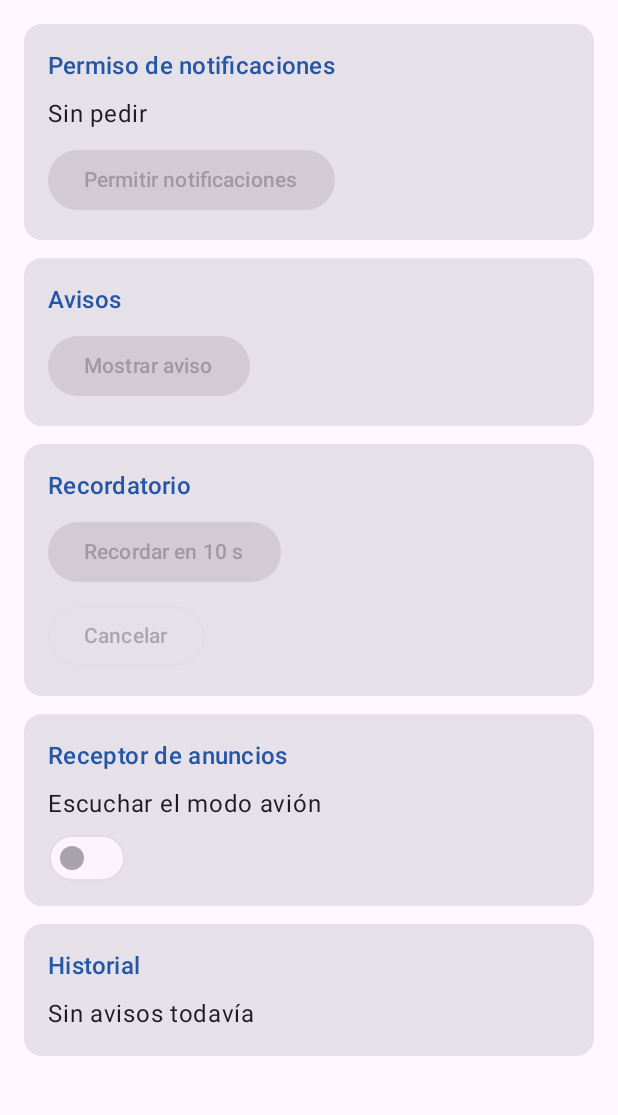
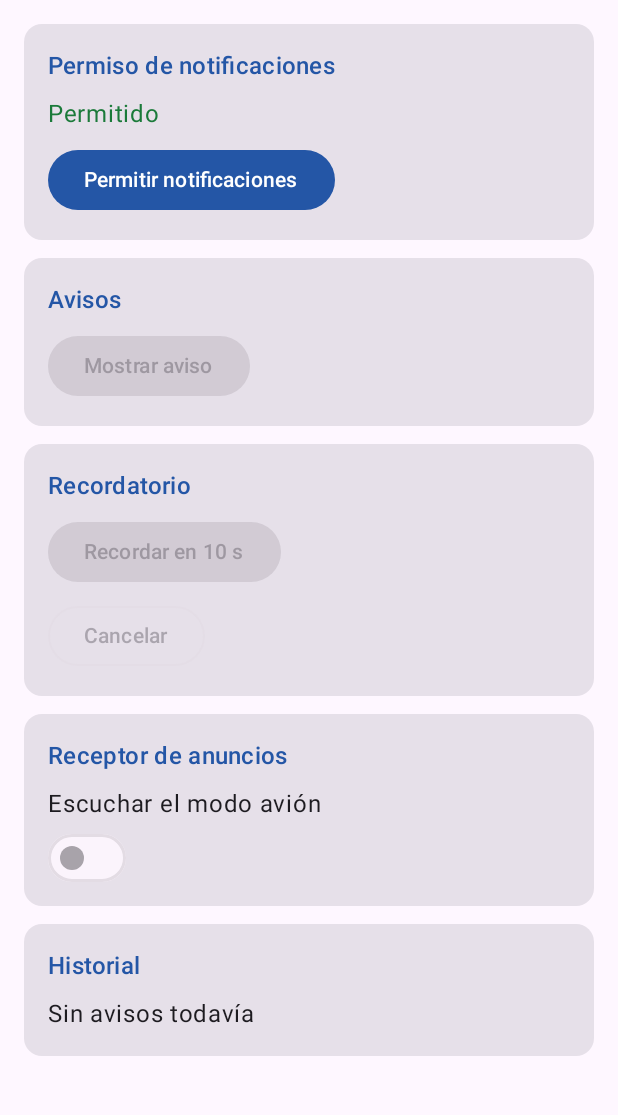
Before and after one commit to nilton-clemente123/AvisosCampusClemente, an Android app built with Jetpack Compose: the screen it shows after launch (MainActivity), on a phone screen of 412 x 824 dp, the part 96-1211 px from its top. Run offline under Robolectric (Android 15) with nearby library versions, the phone set to English and light mode, and no system bars.

Commit message:
feat(permiso): pide POST_NOTIFICATIONS y muestra su estado

```diff
--- a/app/src/main/AndroidManifest.xml
+++ b/app/src/main/AndroidManifest.xml
@@ -1,6 +1,8 @@
 <?xml version="1.0" encoding="utf-8"?>
 <manifest xmlns:android="http://schemas.android.com/apk/res/android"
     xmlns:tools="http://schemas.android.com/tools">
+
+    <uses-permission android:name="android.permission.POST_NOTIFICATIONS" />
 
     <application
         android:name=".AvisosApp"
--- a/app/src/main/java/com/clemente/avisoscampus/notificacion/Notificador.kt
+++ b/app/src/main/java/com/clemente/avisoscampus/notificacion/Notificador.kt
@@ -1,12 +1,20 @@
 package com.clemente.avisoscampus.notificacion
 
+import android.Manifest
 import android.app.NotificationChannel
 import android.app.NotificationManager
 import android.content.Context
+import android.content.pm.PackageManager
 import android.os.Build
+import androidx.core.content.ContextCompat
 
 object Notificador {
     const val CANAL = "avisos"
+
+    fun tienePermiso(context: Context): Boolean =
+        Build.VERSION.SDK_INT < Build.VERSION_CODES.TIRAMISU ||
+            ContextCompat.checkSelfPermission(context, Manifest.permission.POST_NOTIFICATIONS) ==
+            PackageManager.PERMISSION_GRANTED
 
     fun crearCanal(context: Context) {
         if (Build.VERSION.SDK_INT >= Build.VERSION_CODES.O) {
--- a/app/src/main/java/com/clemente/avisoscampus/ui/PantallaAvisos.kt
+++ b/app/src/main/java/com/clemente/avisoscampus/ui/PantallaAvisos.kt
@@ -1,5 +1,9 @@
 package com.clemente.avisoscampus.ui
 
+import android.Manifest
+import android.os.Build
+import androidx.activity.compose.rememberLauncherForActivityResult
+import androidx.activity.result.contract.ActivityResultContracts
 import androidx.compose.foundation.layout.Arrangement
 import androidx.compose.foundation.layout.Column
 import androidx.compose.foundation.layout.ColumnScope
@@ -19,13 +23,28 @@ import androidx.compose.material3.Text
 import androidx.compose.material3.TopAppBar
 import androidx.compose.material3.TopAppBarDefaults
 import androidx.compose.runtime.Composable
+import androidx.compose.runtime.LaunchedEffect
+import androidx.compose.runtime.collectAsState
+import androidx.compose.runtime.getValue
 import androidx.compose.ui.Modifier
+import androidx.compose.ui.graphics.Color
+import androidx.compose.ui.platform.LocalContext
 import androidx.compose.ui.unit.dp
+import com.clemente.avisoscampus.model.PermisoUi
+import com.clemente.avisoscampus.notificacion.Notificador
 import com.clemente.avisoscampus.viewmodel.AvisosViewModel
 
 @OptIn(ExperimentalMaterial3Api::class)
 @Composable
 fun PantallaAvisos(vm: AvisosViewModel) {
+    val contexto = LocalContext.current
+    val permiso by vm.permiso.collectAsState()
+    val lanzador = rememberLauncherForActivityResult(ActivityResultContracts.RequestPermission()) {
+        vm.permisoRespondido(it)
+    }
+    LaunchedEffect(Unit) {
+        if (Notificador.tienePermiso(contexto)) vm.permisoRespondido(true)
+    }
     Scaffold(
         topBar = {
             TopAppBar(
@@ -43,8 +62,19 @@ fun PantallaAvisos(vm: AvisosViewModel) {
             verticalArrangement = Arrangement.spacedBy(12.dp)
         ) {
             TarjetaAvisos("Permiso de notificaciones") {
-                Text("Sin pedir")
-                Button(onClick = {}, enabled = false) { Text("Permitir notificaciones") }
+                val (etiqueta, color) = when (permiso) {
+                    PermisoUi.SinPedir -> "Sin pedir" to Color.Gray
+                    PermisoUi.Concedido -> "Permitido" to Color(0xFF1B7A3A)
+                    PermisoUi.Denegado -> "Denegado" to MaterialTheme.colorScheme.error
+                }
+                Text(etiqueta, color = color)
+                Button(onClick = {
+                    if (Build.VERSION.SDK_INT >= Build.VERSION_CODES.TIRAMISU) {
+                        lanzador.launch(Manifest.permission.POST_NOTIFICATIONS)
+                    } else {
+                        vm.permisoRespondido(true)
+                    }
+                }) { Text("Permitir notificaciones") }
             }
             TarjetaAvisos("Avisos") {
                 Button(onClick = {}, enabled = false) { Text("Mostrar aviso") }
--- a/app/src/main/java/com/clemente/avisoscampus/viewmodel/AvisosViewModel.kt
+++ b/app/src/main/java/com/clemente/avisoscampus/viewmodel/AvisosViewModel.kt
@@ -19,4 +19,8 @@ class AvisosViewModel(private val repo: AvisosRepository) : ViewModel() {
     val permiso: StateFlow<PermisoUi> = _permiso.asStateFlow()
     private val _mensaje = MutableStateFlow<String?>(null)
     val mensaje: StateFlow<String?> = _mensaje.asStateFlow()
+
+    fun permisoRespondido(concedido: Boolean) {
+        _permiso.value = if (concedido) PermisoUi.Concedido else PermisoUi.Denegado
+    }
 }
```
Also changed, not shown: 1 other file.
